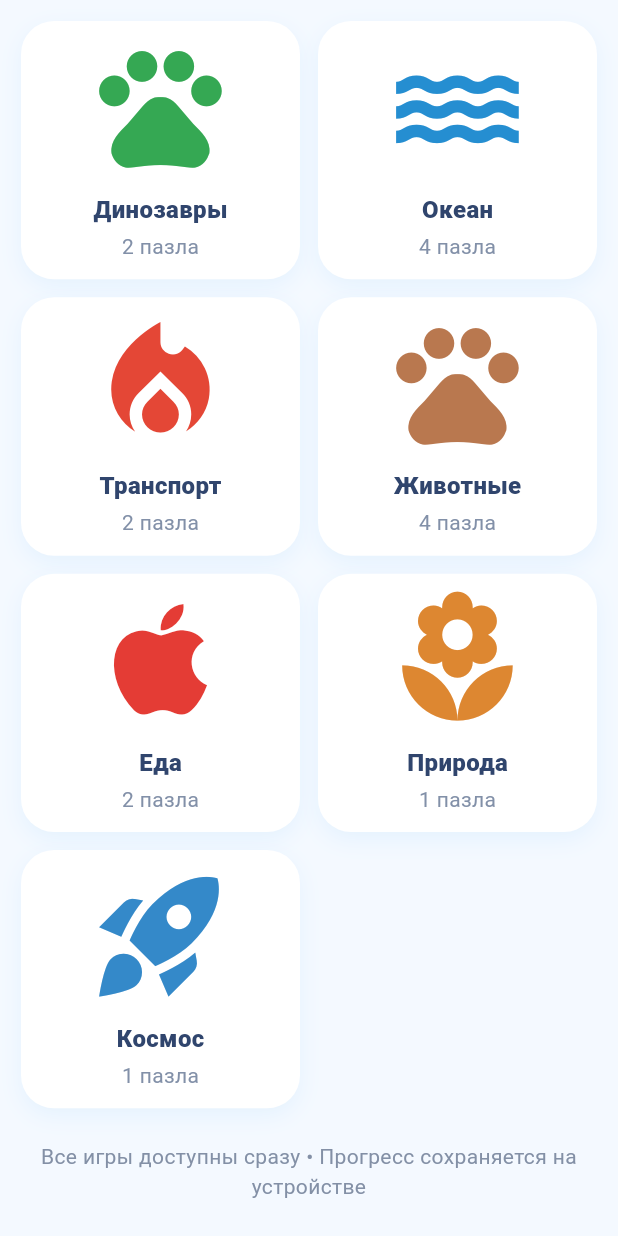
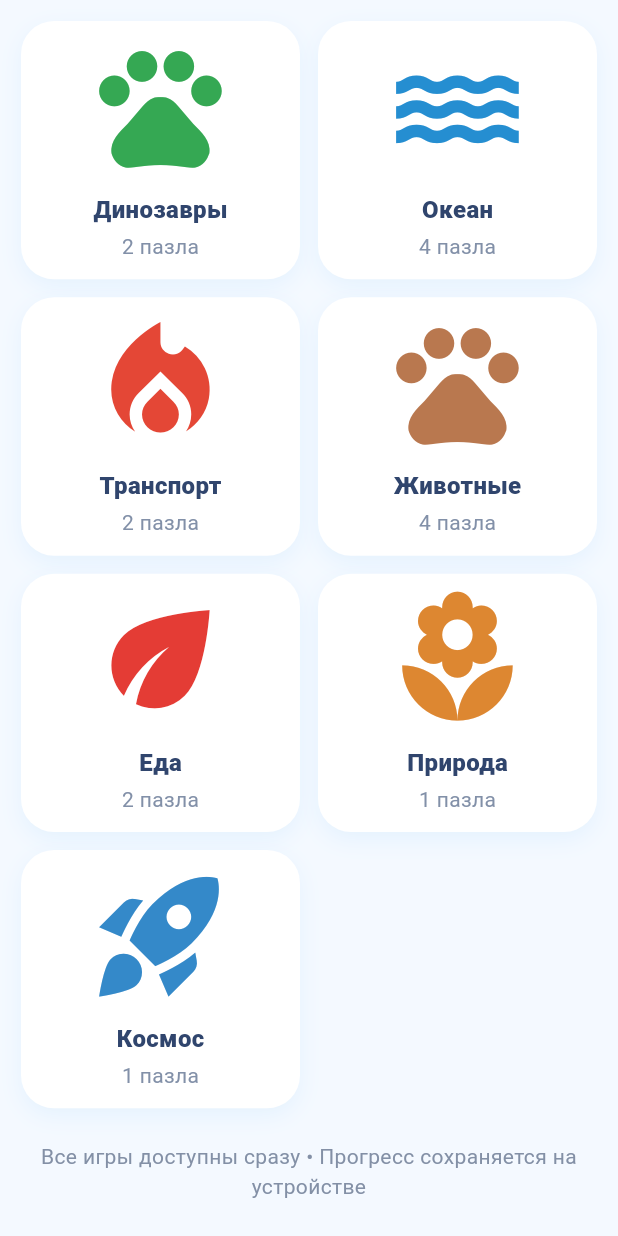
Before and after one commit to monstrvip-maker/BabyPuzzleWorld, a Flutter app: the screen it shows after launch, scrolled down 951 dp, on a phone screen of 412 x 824 dp. Run offline on Flutter 3.47's test engine with Material 3 defaults, Android fonts, the phone set to English and light mode, and no system bars; our stand-ins replace audioplayers, shared_preferences.

Commit message:
Use supported Material icon for fruit artwork

```diff
--- a/lib/main.dart
+++ b/lib/main.dart
@@ -28,7 +28,7 @@ class CharacterImage extends StatelessWidget {
     'submarine': Icons.directions_boat, 'turtle': Icons.pets,
     'firetruck': Icons.local_fire_department, 'bus': Icons.directions_bus,
     'puppy': Icons.pets, 'kitten': Icons.pets, 'elephant': Icons.pets,
-    'lion': Icons.pets, 'apple': Icons.apple, 'banana': Icons.eco,
+    'lion': Icons.pets, 'apple': Icons.eco, 'banana': Icons.eco,
     'butterfly': Icons.local_florist, 'rocket': Icons.rocket_launch,
   };
   static const Map<String, Color> _colors = {
```
